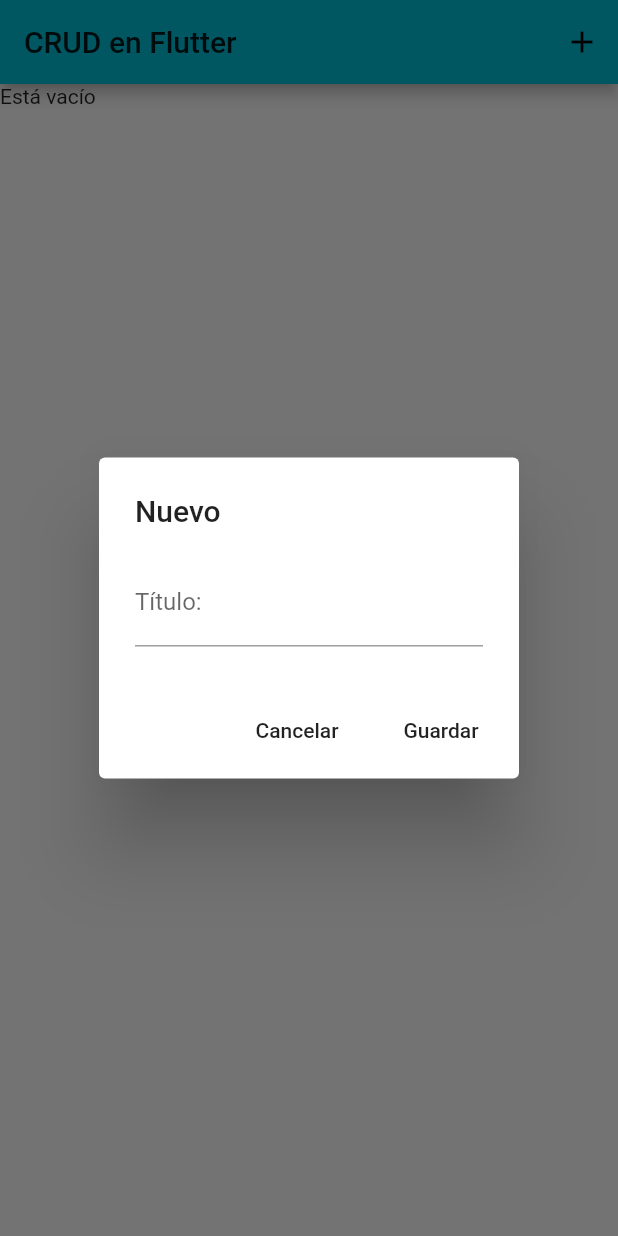
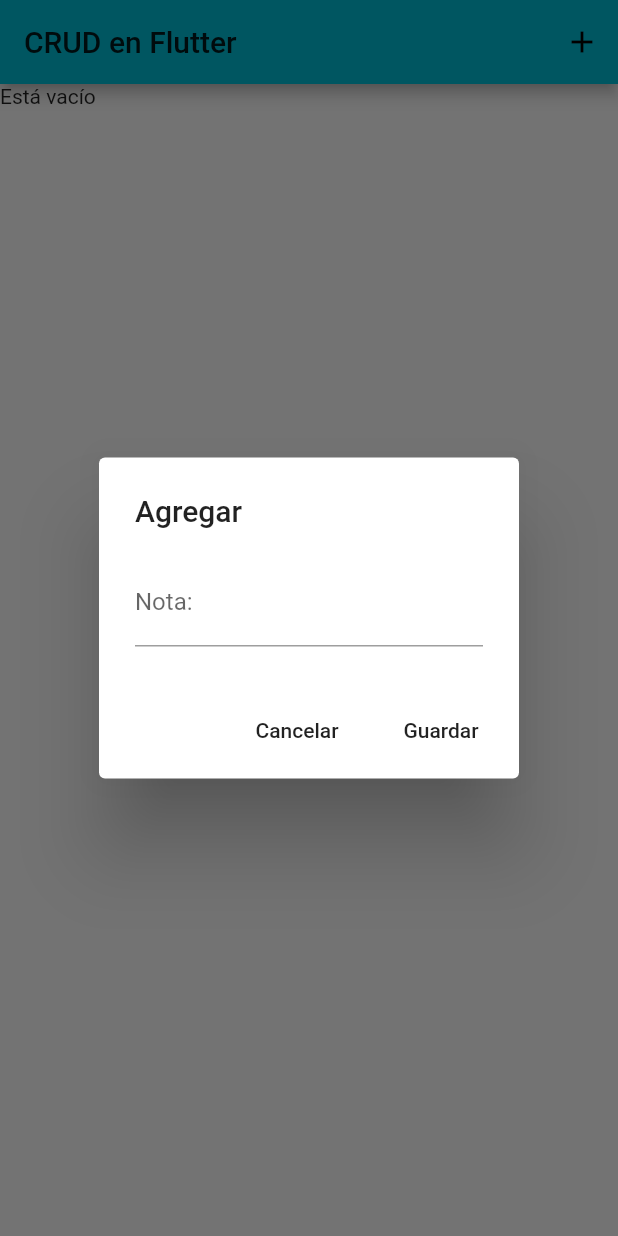
Before and after one commit to isauro-am/CRUD-Flutter, a Flutter app: the screen it shows after launch, after a tap on the "add" icon, on a phone screen of 412 x 824 dp. Run offline on Flutter 3.47's test engine with Material 2 defaults, Android fonts, the phone set to English and light mode, and no system bars; our stand-ins replace sqflite; accounts and stored records are empty.

```diff
--- a/lib/database.dart
+++ b/lib/database.dart
@@ -1,83 +1,98 @@
 import 'package:sqflite/sqflite.dart';
 
+//Objeto Padre
+abstract class TableElement {
+  //Clase abstracta con elementos que seran sobre escritos
+  int id; //ID del elemento dentro de la Base de datos
+  final String tableName; //Nombre de la Tabla
+  TableElement(this.id, this.tableName); //Constructor
 
-abstract class TableElement{
-  int id;
-  final String tableName;
-  TableElement(this.id, this.tableName);
-  void createTable(Database db);
-  Map<String, dynamic> toMap();
+  void createTable(Database db); //Creamos la Tabla
+  Map<String, dynamic> toMap(); //Mapa para devolver valores
 }
 
-class Ciudad extends TableElement{
+class Notas extends TableElement {
   static final String TABLE_NAME = "cuidad";
-  String title;
+  String title; //Atributo
 
-  Ciudad({this.title, id}):super(id, TABLE_NAME);
-  factory Ciudad.fromMap(Map<String, dynamic> map){
-    return Ciudad(title: map["title"], id: map["_id"]);
+  Notas({this.title, id})
+      : super(id,
+            TABLE_NAME); //Constructor, Recibe titulo, id y pasa los valores a la tabla
+
+  factory Notas.fromMap(Map<String, dynamic> map) {
+    return Notas(title: map["title"], id: map["_id"]);
   }
 
   @override
   void createTable(Database db) {
-    db.rawUpdate("CREATE TABLE ${TABLE_NAME}(_id integer primary key autoincrement, title varchar(30))");
+    //Se crea la base de datos,
+    db.rawUpdate(
+        "CREATE TABLE ${TABLE_NAME}(_id integer primary key autoincrement, title varchar(30))");
   }
 
   @override
   Map<String, dynamic> toMap() {
-    var map = <String, dynamic>{"title":this.title};
-    if(this.id != null){
+    //mapa de datos par valor id : valor
+    var map = <String, dynamic>{"title": this.title};
+
+    //Al tener un id, se agrega el valor al map
+    if (this.id != null) {
       map["_id"] = id;
     }
     return map;
   }
-
 }
 
-
+//Asignamos el nombre de nuesta base de datos
 final String DB_FILE_NAME = "crub.db";
 
+//Nos ayuda a mantener una comunicacion con la base de datos
 class DatabaseHelper {
+  //Mantiene una instancia de por vida, para ahorrar tiempo
   static final DatabaseHelper _instance = new DatabaseHelper._internal();
-  factory DatabaseHelper() => _instance;
-  DatabaseHelper._internal();
+  factory DatabaseHelper() =>
+      _instance; //metodo que ayuda al constructor a devolver instancias
+  DatabaseHelper._internal(); //Constructor que nosotros definimos
 
+  //atributo de base de datos, aqui estara la conexion a la base de datos
   Database _database;
 
-
+  //se revisa si existe conexion con la Base de datos, si no se conecta
   Future<Database> get db async {
     if (_database != null) {
       return _database;
     }
     _database = await open();
-
     return _database;
   }
 
   Future<Database> open() async {
-    try{
+    try {
+      //Obtenemos el Path de la base de datos
       String databasesPath = await getDatabasesPath();
       String path = "$databasesPath/$DB_FILE_NAME";
-      var db  = await openDatabase(path,
-          version: 1,
+      var db = await openDatabase(path, version: 1,
           onCreate: (Database database, int version) {
-            new Ciudad().createTable(database);
-          });
+        new Notas().createTable(database);
+      });
       return db;
-    }catch(e){
+    } catch (e) {
       print(e.toString());
     }
     return null;
   }
 
-  Future<List<Ciudad>> getList() async{
+  //Obtenemos el listado de la DB
+  Future<List<Notas>> getList() async {
     Database dbClient = await db;
+    //se Declara las columnas que queremos que nos regrese
+    List<Map> maps =
+        await dbClient.query(Notas.TABLE_NAME, columns: ["_id", "title"]);
 
-    List<Map> maps = await dbClient.query(Ciudad.TABLE_NAME,
-        columns: ["_id", "title"]);
+    //se regresa la lista de valores
+    return maps.map((i) => Notas.fromMap(i)).toList();
+  }
 
-    return maps.map((i)=> Ciudad.fromMap(i)).toList();
-  }
   Future<TableElement> insert(TableElement element) async {
     var dbClient = await db;
 
@@ -85,11 +100,13 @@ class DatabaseHelper {
     print("new Id ${element.id}");
     return element;
   }
+
   Future<int> delete(TableElement element) async {
     var dbClient = await db;
-    return await dbClient.delete(element.tableName, where: '_id = ?', whereArgs: [element.id]);
+    return await dbClient
+        .delete(element.tableName, where: '_id = ?', whereArgs: [element.id]);
+  }
 
-  }
   Future<int> update(TableElement element) async {
     var dbClient = await db;
 
--- a/lib/main.dart
+++ b/lib/main.dart
@@ -27,7 +27,7 @@ class Home extends StatefulWidget {
 }
 
 class HomeState extends State<Home> {
-  List<Ciudad> _list;
+  List<Notas> _list;
   DatabaseHelper _databaseHelper;
 
   @override
@@ -35,6 +35,8 @@ class HomeState extends State<Home> {
     return Scaffold(
       appBar: AppBar(
         title: Text("CRUD en Flutter"),
+
+        //Agregamos un boton para agregar datos
         actions: <Widget>[
           IconButton(
             icon: Icon(Icons.add),
@@ -49,22 +51,24 @@ class HomeState extends State<Home> {
   }
 
   void insert(BuildContext context) {
-    Ciudad nNombre = new Ciudad();
+    Notas nNombre = new Notas();
     showDialog(
         context: context,
         builder: (BuildContext context) {
           return AlertDialog(
-            title: Text("Nuevo"),
+            title: Text("Agregar"),
             content: TextField(
+              //Capturamos la variable conforme se modifica
               onChanged: (value) {
                 nNombre.title = value;
               },
-              decoration: InputDecoration(labelText: "Título:"),
+              decoration: InputDecoration(labelText: "Nota:"),
             ),
             actions: <Widget>[
               FlatButton(
                 child: Text("Cancelar"),
                 onPressed: () {
+                  //cerramos el alert
                   Navigator.of(context).pop();
                 },
               ),
@@ -83,8 +87,8 @@ class HomeState extends State<Home> {
   }
 
   void onDeletedRequest(int index) {
-    Ciudad ciudad = _list[index];
-    _databaseHelper.delete(ciudad).then((value) {
+    Notas notas = _list[index];
+    _databaseHelper.delete(notas).then((value) {
       setState(() {
         _list.removeAt(index);
       });
@@ -92,7 +96,7 @@ class HomeState extends State<Home> {
   }
 
   void onUpdateRequest(int index) {
-    Ciudad nNombre = _list[index];
+    Notas nNombre = _list[index];
     final controller = TextEditingController(text: nNombre.title);
 
     showDialog(
@@ -129,17 +133,20 @@ class HomeState extends State<Home> {
   }
 
   Widget _getBody() {
+    //Creamos el cuerpo de nuestra app
+    //Si la lista es nula mandamos un icono de cargado
     if (_list == null) {
       return CircularProgressIndicator();
     } else if (_list.length == 0) {
+      //Si esta vacio indica que esta vacio
       return Text("Está vacío");
     } else {
       return ListView.builder(
+          // Si tiene datos los muestra
           itemCount: _list.length,
           itemBuilder: (BuildContext context, index) {
-            Ciudad ciudad = _list[index];
-            return CiudadWidget(
-                ciudad, onDeletedRequest, index, onUpdateRequest);
+            Notas notas = _list[index];
+            return NotasWidget(notas, onDeletedRequest, index, onUpdateRequest);
           });
     }
   }
@@ -152,8 +159,10 @@ class HomeState extends State<Home> {
   }
 
   void updateList() {
+    //instanciamos la Base de Datos
     _databaseHelper.getList().then((resultList) {
       setState(() {
+        //Obtenemos la lista y asignamos a nuestra variable
         _list = resultList;
       });
     });
@@ -163,23 +172,25 @@ class HomeState extends State<Home> {
 typedef OnDeleted = void Function(int index);
 typedef OnUpdate = void Function(int index);
 
-class CiudadWidget extends StatelessWidget {
-  final Ciudad cuidad;
+class NotasWidget extends StatelessWidget {
+  final Notas notas;
   final OnDeleted onDeleted;
   final OnUpdate onUpdate;
   final int index;
-  CiudadWidget(this.cuidad, this.onDeleted, this.index, this.onUpdate);
+  NotasWidget(this.notas, this.onDeleted, this.index, this.onUpdate);
 
   @override
   Widget build(BuildContext context) {
+    //Al usar Dismissible Permite eliminar con slide
     return Dismissible(
-      key: Key("${cuidad.id}"),
+      //Parametro Key para borra, se pasa id para saber cual se borra
+      key: Key("${notas.id}"),
       child: Padding(
         padding: EdgeInsets.all(10),
         child: Row(
           children: <Widget>[
             Expanded(
-              child: Text(cuidad.title),
+              child: Text(notas.title),
             ),
             IconButton(
               icon: Icon(
@@ -193,6 +204,7 @@ class CiudadWidget extends StatelessWidget {
           ],
         ),
       ),
+      //Aqui hace la eliminacion, llamando el metodo OnDeleted
       onDismissed: (direction) {
         onDeleted(this.index);
       },
```
